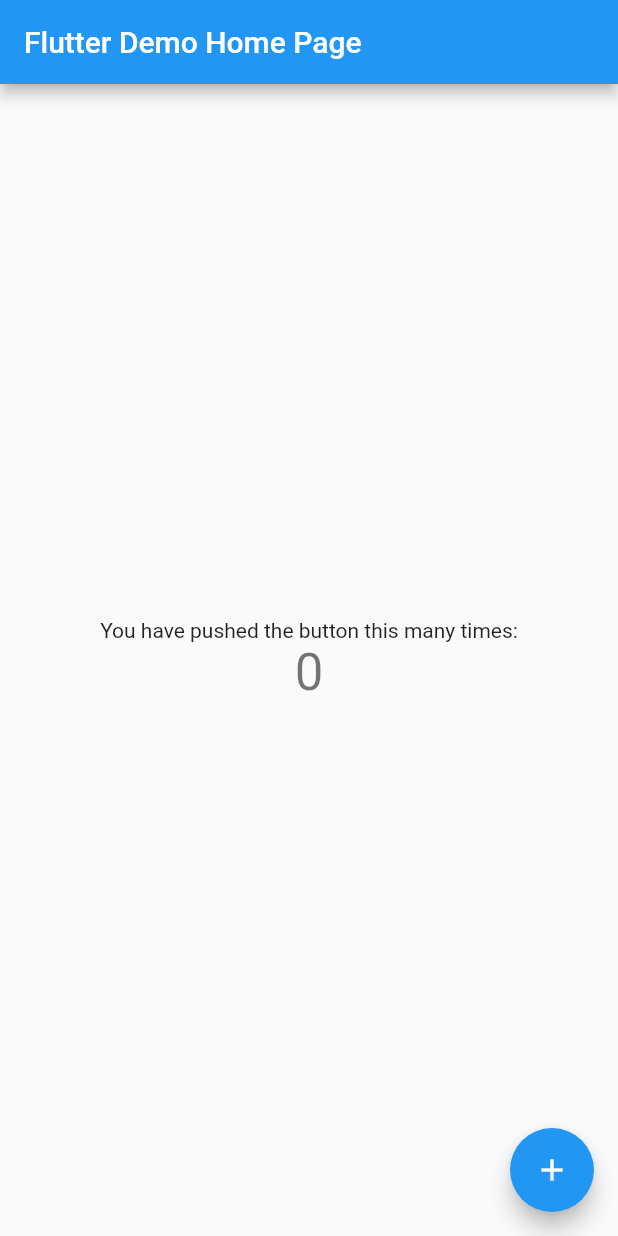
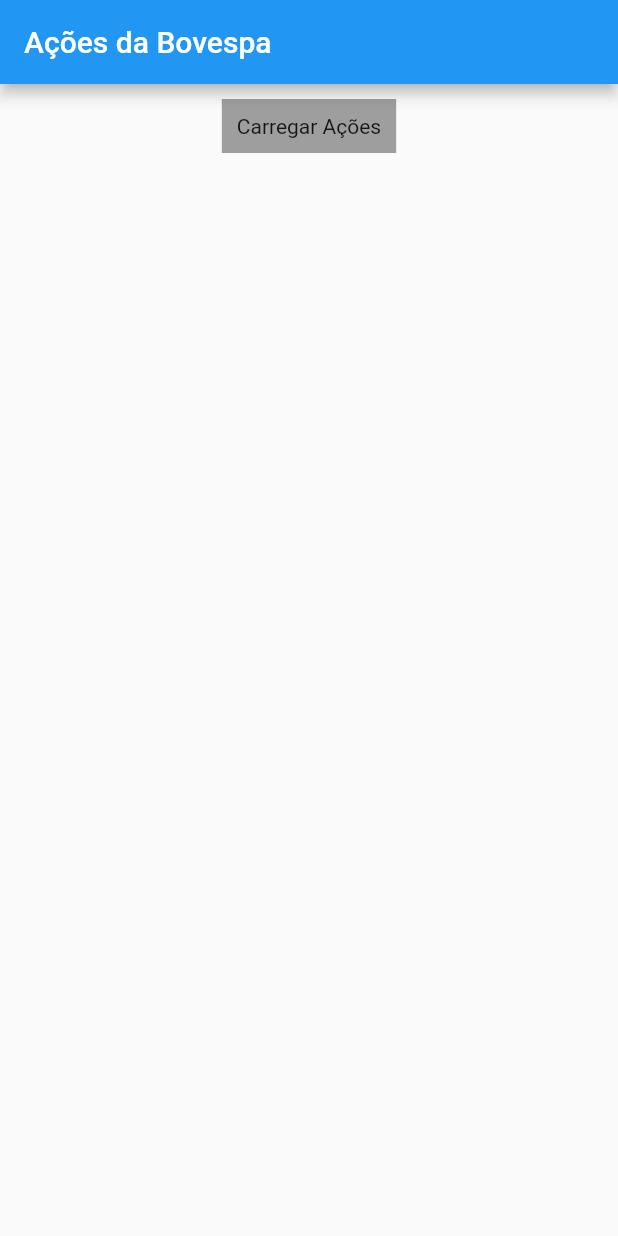
Before and after one commit to marlonsecundo/bovespa, a Flutter app: the screen it shows after launch, on a phone screen of 412 x 824 dp. Run offline on Flutter 3.47's test engine with Material 2 defaults, Android fonts, the phone set to English and light mode, and no system bars; our stand-ins replace dio.

```diff
--- a/lib/main.dart
+++ b/lib/main.dart
@@ -1,3 +1,6 @@
+import 'package:bovespa/services/bovespa.dart';
+import 'package:bovespa/types/stock.dart';
+import 'package:bovespa/widgets/stock.dart';
 import 'package:flutter/material.dart';
 
 void main() {
@@ -5,28 +8,15 @@ void main() {
 }
 
 class MyApp extends StatelessWidget {
-  // This widget is the root of your application.
   @override
   Widget build(BuildContext context) {
     return MaterialApp(
-      title: 'Flutter Demo',
+      title: 'Ações da Bovespa',
       theme: ThemeData(
-        // This is the theme of your application.
-        //
-        // Try running your application with "flutter run". You'll see the
-        // application has a blue toolbar. Then, without quitting the app, try
-        // changing the primarySwatch below to Colors.green and then invoke
-        // "hot reload" (press "r" in the console where you ran "flutter run",
-        // or simply save your changes to "hot reload" in a Flutter IDE).
-        // Notice that the counter didn't reset back to zero; the application
-        // is not restarted.
         primarySwatch: Colors.blue,
-        // This makes the visual density adapt to the platform that you run
-        // the app on. For desktop platforms, the controls will be smaller and
-        // closer together (more dense) than on mobile platforms.
         visualDensity: VisualDensity.adaptivePlatformDensity,
       ),
-      home: MyHomePage(title: 'Flutter Demo Home Page'),
+      home: MyHomePage(title: 'Ações da Bovespa'),
     );
   }
 }
@@ -34,84 +24,79 @@ class MyApp extends StatelessWidget {
 class MyHomePage extends StatefulWidget {
   MyHomePage({Key key, this.title}) : super(key: key);
 
-  // This widget is the home page of your application. It is stateful, meaning
-  // that it has a State object (defined below) that contains fields that affect
-  // how it looks.
-
-  // This class is the configuration for the state. It holds the values (in this
-  // case the title) provided by the parent (in this case the App widget) and
-  // used by the build method of the State. Fields in a Widget subclass are
-  // always marked "final".
-
   final String title;
 
   @override
   _MyHomePageState createState() => _MyHomePageState();
 }
 
+enum ResultStatus { loading, done, error }
+
 class _MyHomePageState extends State<MyHomePage> {
-  int _counter = 0;
+  final BovespaAPI _bovespaApi = BovespaAPI();
 
-  void _incrementCounter() {
+  List<Stock> stocks = [];
+  ResultStatus resultStatus;
+
+  void refreshStocks() async {
     setState(() {
-      // This call to setState tells the Flutter framework that something has
-      // changed in this State, which causes it to rerun the build method below
-      // so that the display can reflect the updated values. If we changed
-      // _counter without calling setState(), then the build method would not be
-      // called again, and so nothing would appear to happen.
-      _counter++;
+      resultStatus = ResultStatus.loading;
+    });
+    List<Stock> result = await _bovespaApi.fetchStocks();
+
+    setState(() {
+      stocks = result;
+      resultStatus = ResultStatus.done;
     });
   }
 
   @override
   Widget build(BuildContext context) {
-    // This method is rerun every time setState is called, for instance as done
-    // by the _incrementCounter method above.
-    //
-    // The Flutter framework has been optimized to make rerunning build methods
-    // fast, so that you can just rebuild anything that needs updating rather
-    // than having to individually change instances of widgets.
     return Scaffold(
         appBar: AppBar(
-        // Here we take the value from the MyHomePage object that was created by
-        // the App.build method, and use it to set our appbar title.
           title: Text(widget.title),
         ),
-      body: Center(
-        // Center is a layout widget. It takes a single child and positions it
-        // in the middle of the parent.
+        body: Container(
+          width: double.infinity,
           child: Column(
-          // Column is also a layout widget. It takes a list of children and
-          // arranges them vertically. By default, it sizes itself to fit its
-          // children horizontally, and tries to be as tall as its parent.
-          //
-          // Invoke "debug painting" (press "p" in the console, choose the
-          // "Toggle Debug Paint" action from the Flutter Inspector in Android
-          // Studio, or the "Toggle Debug Paint" command in Visual Studio Code)
-          // to see the wireframe for each widget.
-          //
-          // Column has various properties to control how it sizes itself and
-          // how it positions its children. Here we use mainAxisAlignment to
-          // center the children vertically; the main axis here is the vertical
-          // axis because Columns are vertical (the cross axis would be
-          // horizontal).
-          mainAxisAlignment: MainAxisAlignment.center,
-          children: <Widget>[
-            Text(
-              'You have pushed the button this many times:',
+            crossAxisAlignment: CrossAxisAlignment.center,
+            children: [
+              InkWell(
+                child: Container(
+                  margin: EdgeInsets.all(10),
+                  color: Colors.grey,
+                  child: Padding(
+                    padding: EdgeInsets.fromLTRB(10, 10, 10, 10),
+                    child: Text('Carregar Ações'),
                   ),
-            Text(
-              '$_counter',
-              style: Theme.of(context).textTheme.headline4,
                 ),
+                onTap: refreshStocks,
+              ),
+              Expanded(
+                child: Container(child: _result),
+              )
             ],
           ),
+        ));
+  }
+
+  Widget get _result {
+    if (resultStatus == ResultStatus.loading) {
+      return Center(
+        child: CircularProgressIndicator(
+          strokeWidth: 2,
         ),
-      floatingActionButton: FloatingActionButton(
-        onPressed: _incrementCounter,
-        tooltip: 'Increment',
-        child: Icon(Icons.add),
-      ), // This trailing comma makes auto-formatting nicer for build methods.
+      );
+    }
+
+    return ListView.separated(
+      separatorBuilder: (BuildContext context, int index) => Divider(),
+      itemCount: stocks.length,
+      itemBuilder: (context, index) {
+        return StockCard(
+          stocks[index],
+        );
+      },
     );
   }
 }
--- /dev/null
+++ b/lib/services/bovespa.dart
@@ -0,0 +1,30 @@
+import 'package:bovespa/types/stock.dart';
+import 'package:dio/dio.dart';
+
+class BovespaAPI {
+  BovespaAPI() {
+    _dio = new Dio(BaseOptions(
+      baseUrl: _url,
+    ));
+  }
+
+  final int _key = 37588573;
+  final String _url = 'https://api.hgbrasil.com/finance/';
+  final List<String> _symbols = ['bidi4', 'petr4', 'qual3', 'ciel3'];
+  Dio _dio;
+
+  Future<List<Stock>> fetchStocks() async {
+    List<Stock> stocks = [];
+
+    for (String symbol in _symbols) {
+      Response response = await _dio.get(
+          'https://api.hgbrasil.com/finance/stock_price?key=$_key&symbol=$symbol');
+
+      Map<String, dynamic> jsonResult = response.data['results'];
+
+      stocks.add(Stock.fromJSON(jsonResult.values.first));
+    }
+
+    return stocks;
+  }
+}
--- /dev/null
+++ b/lib/types/stock.dart
@@ -0,0 +1,31 @@
+class Stock {
+  Stock.fromJSON(Map<String, dynamic> json) {
+    symbol = json["symbol"];
+    name = json["name"];
+    companyName = json["company_name"];
+    document = json["document"];
+    description = json["description"];
+    website = json["website"];
+    region = json["region"];
+    currency = json["currency"];
+    marketTime = json["market_time"];
+    marketCap = json["market_cap"];
+    price = json["price"];
+    changePercent = json["change_percent"];
+    updatedAt = json["updated_at"];
+  }
+
+  String symbol;
+  String name;
+  String companyName;
+  String document;
+  String description;
+  String website;
+  String region;
+  String currency;
+  dynamic marketTime;
+  double marketCap;
+  double price;
+  double changePercent;
+  String updatedAt;
+}
--- a/pubspec.yaml
+++ b/pubspec.yaml
@@ -3,7 +3,7 @@ description: A new Flutter project.
 
 # The following line prevents the package from being accidentally published to
 # pub.dev using `pub publish`. This is preferred for private packages.
-publish_to: 'none' # Remove this line if you wish to publish to pub.dev
+publish_to: "none" # Remove this line if you wish to publish to pub.dev
 
 # The following defines the version and build number for your application.
 # A version number is three numbers separated by dots, like 1.2.43
@@ -24,10 +24,10 @@ dependencies:
   flutter:
     sdk: flutter
 
-
   # The following adds the Cupertino Icons font to your application.
   # Use with the CupertinoIcons class for iOS style icons.
   cupertino_icons: ^1.0.0
+  dio: ^3.0.10
 
 dev_dependencies:
   flutter_test:
@@ -38,7 +38,6 @@ dev_dependencies:
 
 # The following section is specific to Flutter.
 flutter:
-
   # The following line ensures that the Material Icons font is
   # included with your application, so that you can use the icons in
   # the material Icons class.
```
Also changed, not shown: lib/widgets/stock.dart (added, +35 -0 lines), pubspec.lock, 1 other file. Lines whose indentation alone changed are shown as unchanged.
